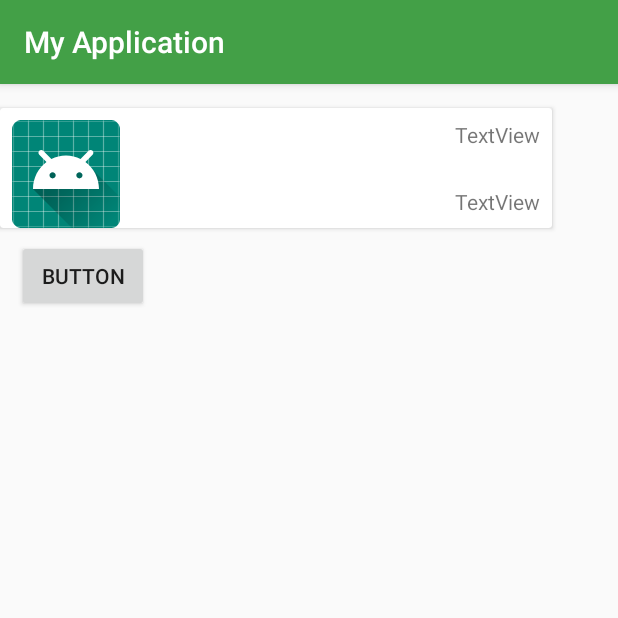
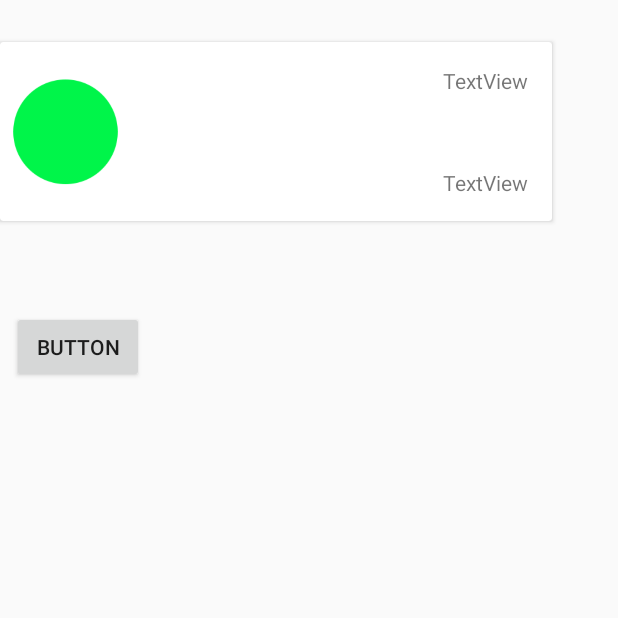
Before and after one commit to Tralafarlaw/Aplicacion_Azul, an Android app: the screen it shows after launch once a user with an empty profile is signed in (TrackActivity), on a phone screen of 412 x 824 dp, the top half of it. Run offline under Robolectric (Android 15) with nearby library versions, the phone set to English and light mode, and no system bars; our stand-ins replace Firebase (no records; nobody signed in at launch, a user with empty details on screens opened directly).

Commit message:
Styles, quite la barra de arriba :u Activity track, edité un poco el diseño drawable, agregué 3 imagenes de estado (ON, OFF, ALERT)

```diff
--- a/app/src/main/res/layout/activity_track.xml
+++ b/app/src/main/res/layout/activity_track.xml
@@ -10,9 +10,9 @@
         android:id="@+id/button2"
         android:layout_width="wrap_content"
         android:layout_height="wrap_content"
-        android:layout_marginStart="11dp"
-        android:layout_marginLeft="11dp"
-        android:layout_marginTop="8dp"
+        android:layout_marginLeft="8dp"
+        android:layout_marginStart="8dp"
+        android:layout_marginTop="60dp"
         android:text="Button"
         app:layout_constraintStart_toStartOf="parent"
         app:layout_constraintTop_toBottomOf="@+id/cardView" />
@@ -21,43 +21,45 @@
         android:id="@+id/cardView"
         android:layout_width="368dp"
         android:layout_height="wrap_content"
-        android:layout_marginTop="16dp"
+        android:layout_marginTop="28dp"
         app:layout_constraintTop_toTopOf="parent"
         tools:layout_editor_absoluteX="8dp">
 
         <android.support.constraint.ConstraintLayout
             android:layout_width="match_parent"
-            android:layout_height="match_parent">
+            android:layout_height="119dp">
 
             <TextView
                 android:id="@+id/textView3"
                 android:layout_width="wrap_content"
                 android:layout_height="wrap_content"
-                android:layout_marginEnd="8dp"
-                android:layout_marginRight="8dp"
-                android:layout_marginBottom="8dp"
+                android:layout_marginBottom="16dp"
+                android:layout_marginEnd="16dp"
+                android:layout_marginRight="16dp"
                 android:text="TextView"
                 app:layout_constraintBottom_toBottomOf="parent"
                 app:layout_constraintEnd_toEndOf="parent" />
 
             <ImageView
                 android:id="@+id/imageView"
-                android:layout_width="wrap_content"
-                android:layout_height="wrap_content"
+                android:layout_width="71dp"
+                android:layout_height="71dp"
+                android:layout_marginBottom="8dp"
+                android:layout_marginLeft="8dp"
                 android:layout_marginStart="8dp"
-                android:layout_marginLeft="8dp"
                 android:layout_marginTop="8dp"
+                app:layout_constraintBottom_toBottomOf="parent"
                 app:layout_constraintStart_toStartOf="parent"
                 app:layout_constraintTop_toTopOf="parent"
-                app:srcCompat="@mipmap/ic_launcher_round" />
+                app:srcCompat="@drawable/verdeON" />
 
             <TextView
                 android:id="@+id/textView2"
                 android:layout_width="wrap_content"
                 android:layout_height="wrap_content"
-                android:layout_marginTop="8dp"
-                android:layout_marginEnd="8dp"
-                android:layout_marginRight="8dp"
+                android:layout_marginEnd="16dp"
+                android:layout_marginRight="16dp"
+                android:layout_marginTop="16dp"
                 android:text="TextView"
                 app:layout_constraintEnd_toEndOf="parent"
                 app:layout_constraintTop_toTopOf="parent" />
--- a/app/src/main/res/values/styles.xml
+++ b/app/src/main/res/values/styles.xml
@@ -1,7 +1,7 @@
 <resources>
 
     <!-- Base application theme. -->
-    <style name="AppTheme" parent="Theme.AppCompat.Light.DarkActionBar">
+    <style name="AppTheme" parent="Theme.AppCompat.Light.NoActionBar">
         <!-- Customize your theme here. -->
         <item name="colorPrimary">@color/colorPrimary</item>
         <item name="colorPrimaryDark">@color/colorPrimaryDark</item>
```
Also changed, not shown: app/src/main/res/drawable/naranjaALERT.png (added), app/src/main/res/drawable/rojoOFF.png (added), app/src/main/res/drawable/verdeON.png (added).
